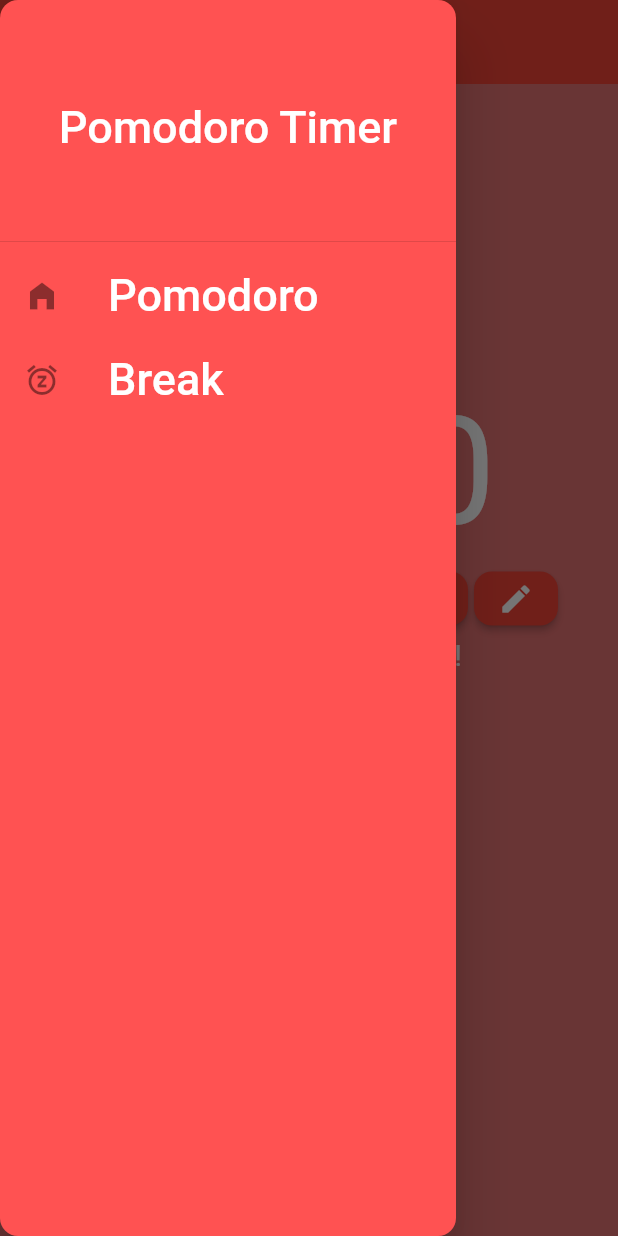
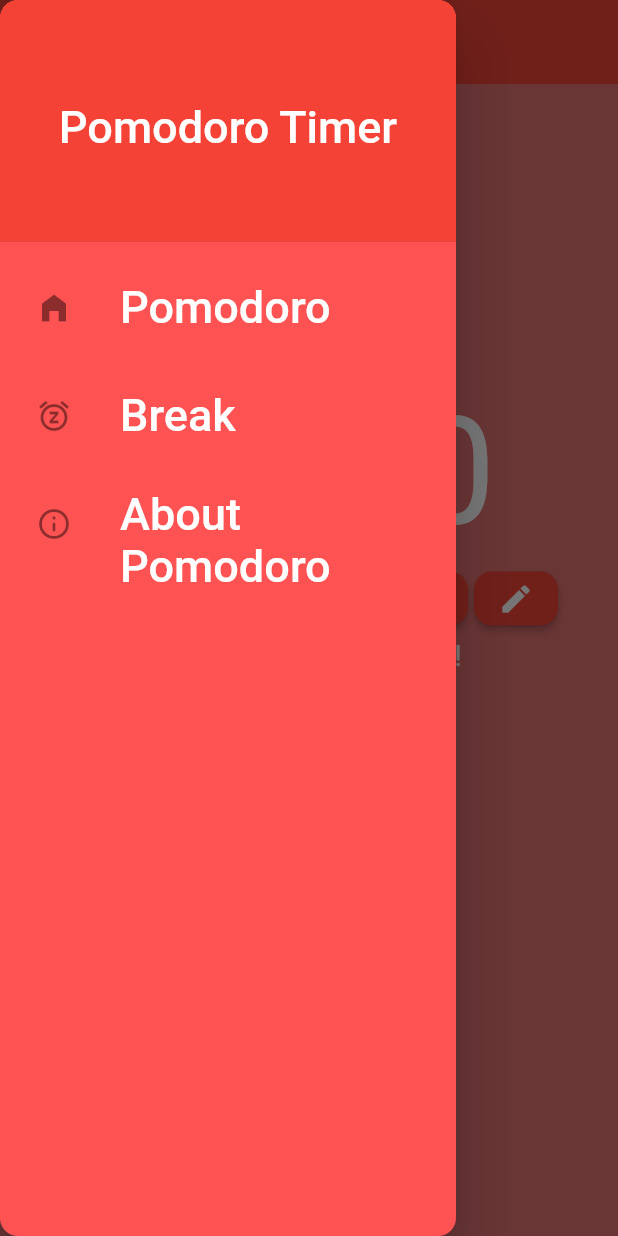
Before and after one commit to erbergli/pomodoro_app, a Flutter app: the screen it shows after launch, with the side drawer open, on a phone screen of 412 x 824 dp. Run offline on Flutter 3.47's test engine with Material 2 defaults, Android fonts, the phone set to English and light mode, and no system bars; our stand-ins replace audioplayers, google_fonts; missing offline and left inert: dart:ffi; Roboto replaces fonts that are missing (Rowdies).

Commit message:
Fixed shittttt

```diff
--- a/lib/menu_drawer.dart
+++ b/lib/menu_drawer.dart
@@ -3,10 +3,15 @@ import 'package:flutter/src/widgets/container.dart';
 import 'package:flutter/src/widgets/framework.dart';
 import 'package:google_fonts/google_fonts.dart';
 import 'package:pomodoro_app/break_page.dart';
+import 'package:pomodoro_app/info_page.dart';
 import 'package:pomodoro_app/main.dart';
 
 class MenuDrawer extends StatelessWidget {
-  final _style = GoogleFonts.rowdies(textStyle: TextStyle(color: Colors.white, fontSize: 30,));
+  final _style = GoogleFonts.rowdies(
+      textStyle: TextStyle(
+    color: Colors.white,
+    fontSize: 30,
+  ));
   MenuDrawer({super.key});
 
   @override
@@ -17,30 +22,71 @@ class MenuDrawer extends StatelessWidget {
         child: ListView(
           children: [
             DrawerHeader(
+              decoration: BoxDecoration(color: Colors.red),
               child: Center(
-              child: Text(
-                "Pomodoro Timer",
-                style: _style
+                child: Text("Pomodoro Timer", style: _style),
               ),
             ),
+            Padding(
+              padding: const EdgeInsets.all(8.0),
+              child: ListTile(
+                leading: Icon(Icons.home_filled),
+                title: Text(
+                  "Pomodoro",
+                  style: _style,
                 ),
-          ListTile(
-            leading: Icon(Icons.home_filled),
-            title: Text("Pomodoro", style: _style,),
                 // Check if timer is running before doing this
                 onTap: () {
-              Navigator.of(context).push(MaterialPageRoute(builder: ((context) => MainPage())));
+                  Navigator.pop(context);
+                  // does bad shit
+                  // Navigator.of(context).pushAndRemoveUntil(
+                  //   MaterialPageRoute(
+                  //     builder: ((context) => MainPage())
+                  //     ), ((route) => route.isFirst)
+                  // );
                 },
               ),
-          ListTile(
+            ),
+            Padding(
+              padding: const EdgeInsets.all(8.0),
+              child: ListTile(
                 leading: Icon(Icons.snooze),
-            title: Text("Break", style: _style,),
+                title: Text(
+                  "Break",
+                  style: _style,
+                ),
                 onTap: () {
-              Navigator.of(context).push(MaterialPageRoute(builder: ((context) => BreakPage())));
+                  // Navigator.of(context).popUntil((route) => route.isFirst);
+                  Navigator.of(context).pushAndRemoveUntil(
+                    MaterialPageRoute(
+                      builder: ((context) => BreakPage())
+                      ), ((route) => route.isFirst)
+                  );
+
                 },
               ),
+            ),
+            Padding(
+              padding: const EdgeInsets.all(8.0),
+              child: ListTile(
+                leading: Icon(Icons.info_outline_rounded),
+                title: Text(
+                  "About Pomodoro",
+                  style: _style,
+                ),
+                onTap: () {
+                  // Navigator.of(context).popUntil((route) => route.isFirst);
+                  Navigator.of(context).pushAndRemoveUntil(
+                    MaterialPageRoute(
+                      builder: ((context) => InfoPage())
+                      ), ((route) => route.isFirst)
+                  );
+
+
+                },
+              ),
+            ),
           ],
-          )
-      );
+        ));
   }
 }
```
Also changed, not shown: lib/break_page.dart (+46 -4 lines), lib/info_page.dart (added, +69 -0 lines), lib/main.dart (+16 -6 lines). Lines whose indentation alone changed are shown as unchanged.
